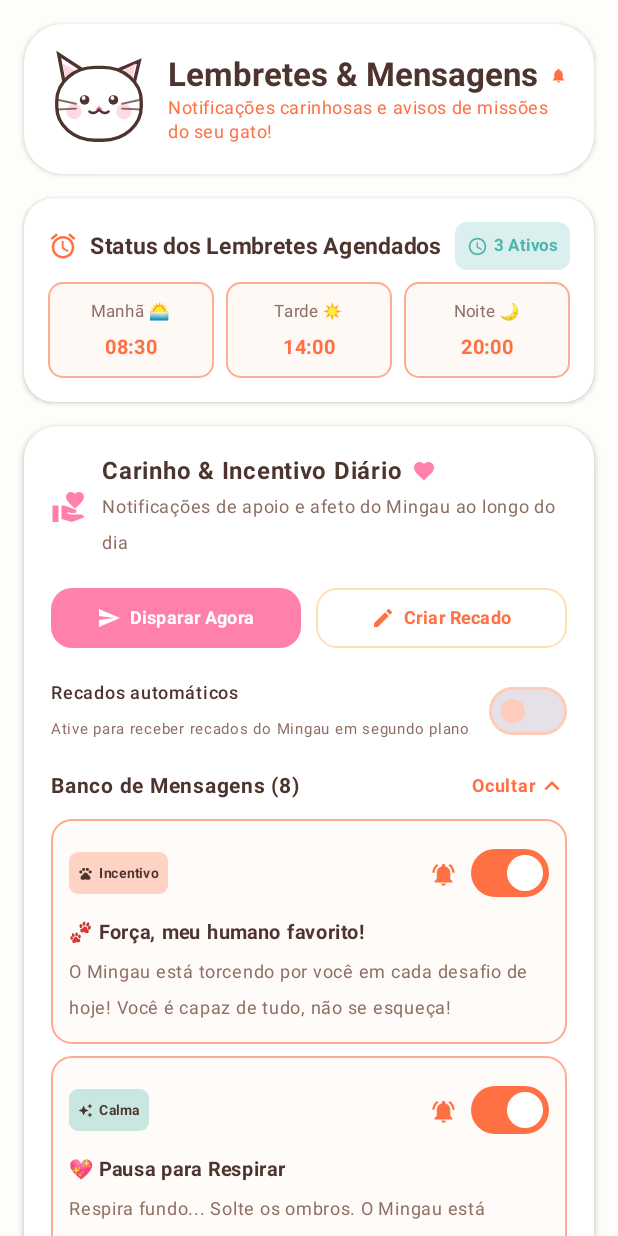
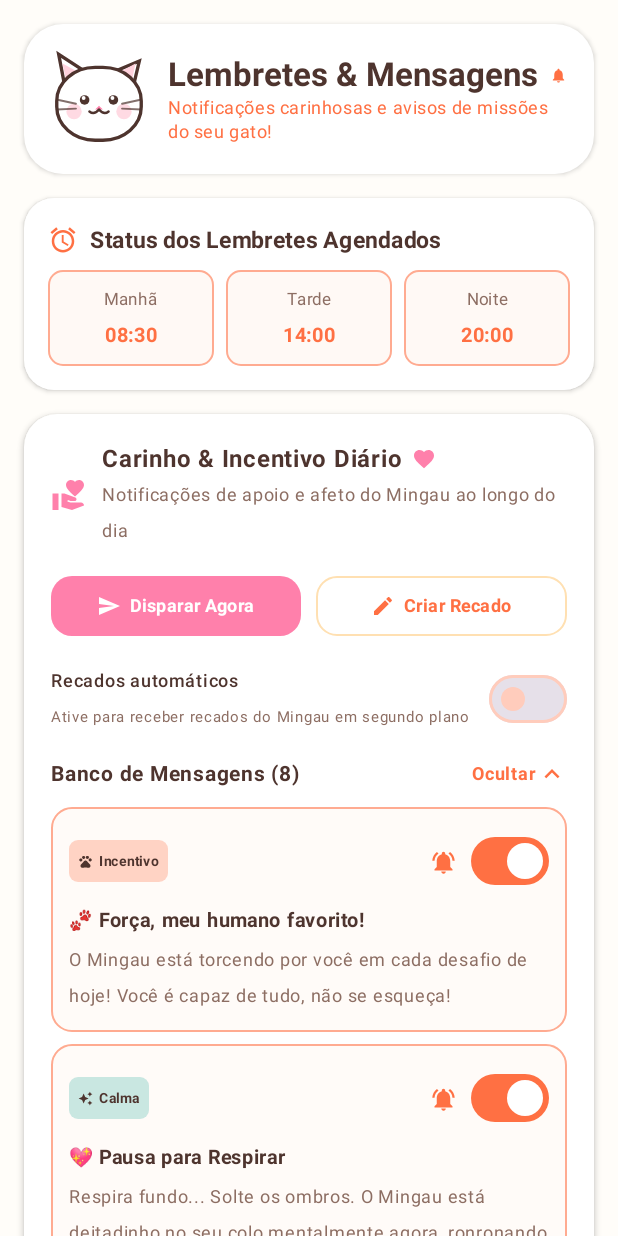
Before and after one commit to eduaki/Cat-Quest, an Android app built with Jetpack Compose: the composable RemindersSettingsScreen shown on its own in the app's theme, on a phone screen of 412 x 824 dp. Run offline under Robolectric (Android 15) with nearby library versions, the phone set to English and light mode, and no system bars; our stand-ins replace Room's generated code.

Commit message:
fix: fixado os fixes necessarios

```diff
--- a/app/src/main/java/com/example/notifications/CatNotificationHelper.kt
+++ b/app/src/main/java/com/example/notifications/CatNotificationHelper.kt
@@ -376,13 +376,13 @@ object CatNotificationHelper {
     fun getFormattedActiveSchedules(config: ReminderConfig): List<Pair<String, String>> {
         val list = mutableListOf<Pair<String, String>>()
         if (config.morningEnabled) {
-            list.add(Pair("Manhã 🌅", String.format(Locale.getDefault(), "%02d:%02d", config.morningHour, config.morningMinute)))
+            list.add(Pair("Manhã", String.format(Locale.getDefault(), "%02d:%02d", config.morningHour, config.morningMinute)))
         }
         if (config.afternoonEnabled) {
-            list.add(Pair("Tarde ☀️", String.format(Locale.getDefault(), "%02d:%02d", config.afternoonHour, config.afternoonMinute)))
+            list.add(Pair("Tarde", String.format(Locale.getDefault(), "%02d:%02d", config.afternoonHour, config.afternoonMinute)))
         }
         if (config.eveningEnabled) {
-            list.add(Pair("Noite 🌙", String.format(Locale.getDefault(), "%02d:%02d", config.eveningHour, config.eveningMinute)))
+            list.add(Pair("Noite", String.format(Locale.getDefault(), "%02d:%02d", config.eveningHour, config.eveningMinute)))
         }
         return list
     }
--- a/app/src/main/java/com/example/ui/components/CatAffectionNotificationManagerSection.kt
+++ b/app/src/main/java/com/example/ui/components/CatAffectionNotificationManagerSection.kt
@@ -227,7 +227,7 @@ fun CatAffectionNotificationManagerSection(
                     modifier = Modifier
                         .fillMaxWidth()
                         .padding(top = 6.dp),
-                    horizontalArrangement = Arrangement.spacedBy(6.dp)
+                    horizontalArrangement = Arrangement.spacedBy(6.dp),
                 ) {
                     val intervals = listOf(
                         Pair(2, "A cada 2h"),
@@ -252,7 +252,6 @@ fun CatAffectionNotificationManagerSection(
                             label = {
                                 Row(verticalAlignment = Alignment.CenterVertically) {
                                     if (hours == 4) {
-                                        Icon(Icons.Default.Star, contentDescription = null, modifier = Modifier.size(12.dp))
                                         Spacer(modifier = Modifier.width(4.dp))
                                     }
                                     Text(label, fontSize = 10.sp)
--- a/app/src/main/java/com/example/ui/screens/RemindersSettingsScreen.kt
+++ b/app/src/main/java/com/example/ui/screens/RemindersSettingsScreen.kt
@@ -251,30 +251,6 @@ fun RemindersSettingsScreen(
                                 color = CatBrownText
                             )
                         }
-
-                        Surface(
-                            shape = RoundedCornerShape(8.dp),
-                            color = if (activeSchedules.isNotEmpty()) CatMint.copy(alpha = 0.2f) else Color(0xFFFFECE0)
-                        ) {
-                            Row(
-                                modifier = Modifier.padding(horizontal = 8.dp, vertical = 4.dp),
-                                verticalAlignment = Alignment.CenterVertically
-                            ) {
-                                Icon(
-                                    imageVector = if (activeSchedules.isNotEmpty()) Icons.Default.AccessTime else Icons.Default.Notifications,
-                                    contentDescription = null,
-                                    tint = if (activeSchedules.isNotEmpty()) CatMint else CatPeachPrimary,
-                                    modifier = Modifier.size(14.dp)
-                                )
-                                Spacer(modifier = Modifier.width(4.dp))
-                                Text(
-                                    text = if (activeSchedules.isNotEmpty()) "${activeSchedules.size} Ativos" else "Inativo",
-                                    fontSize = 11.sp,
-                                    fontWeight = FontWeight.Bold,
-                                    color = if (activeSchedules.isNotEmpty()) CatMint else CatPeachPrimary
-                                )
-                            }
-                        }
                     }
 
                     Spacer(modifier = Modifier.height(8.dp))
@@ -361,14 +337,14 @@ fun RemindersSettingsScreen(
                     }
                     Text(
                         text = "Personalize o jeitinho que o gato fala com você:",
-                        fontSize = 12.sp,
+                        fontSize = 10.sp,
                         color = CatBrownMuted,
                         modifier = Modifier.padding(top = 2.dp, bottom = 10.dp)
                     )
 
                     Row(
                         modifier = Modifier.fillMaxWidth(),
-                        horizontalArrangement = Arrangement.spacedBy(8.dp)
+                        horizontalArrangement = Arrangement.spacedBy(4.dp)
                     ) {
                         val tones = listOf(
                             Triple("CARINHOSO", "Carinhoso", Icons.Default.Favorite),
```
Also changed, not shown: app/src/main/java/com/example/ui/components/WeekMissionsBarChart.kt (+0 -18 lines), app/src/main/java/com/example/ui/screens/CalendarScreen.kt (+13 -1 lines).
